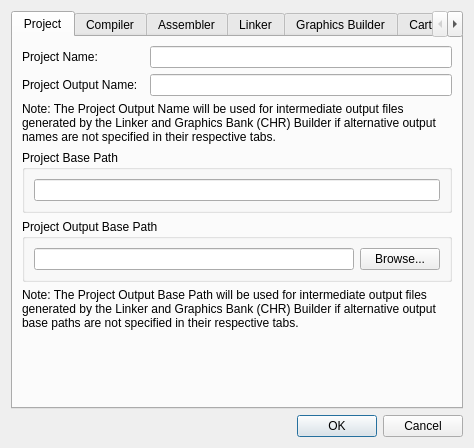
First picture: the form in designers/project_properties/projectpropertiesdialog.ui, repository christopherpow/nesicide, before the edit.
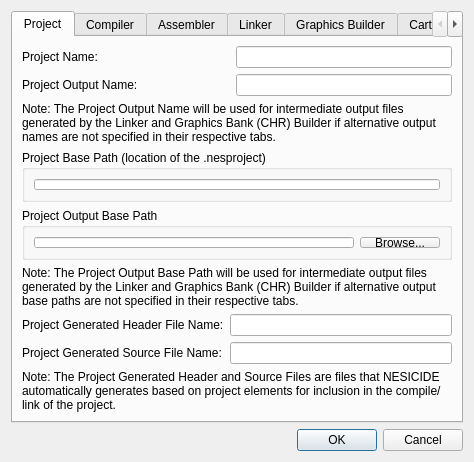
Second picture: the form after the edit. Icons and pictures are not drawn.

Patch:
```diff
--- a/designers/project_properties/projectpropertiesdialog.ui
+++ b/designers/project_properties/projectpropertiesdialog.ui
@@ -10,7 +10,7 @@
     <x>0</x>
     <y>0</y>
     <width>474</width>
-    <height>448</height>
+    <height>462</height>
    </rect>
   </property>
   <property name="windowTitle">
@@ -56,7 +56,7 @@
        <item row="3" column="0" colspan="3">
         <widget class="QGroupBox" name="groupBox_2">
          <property name="title">
-          <string>Project Base Path</string>
+          <string>Project Base Path (location of the .nesproject)</string>
          </property>
          <layout class="QHBoxLayout" name="horizontalLayout_2">
           <item>
@@ -96,7 +96,7 @@
          </layout>
         </widget>
        </item>
-       <item row="6" column="0" colspan="3">
+       <item row="9" column="0" colspan="3">
         <spacer name="verticalSpacer_2">
          <property name="orientation">
           <enum>Qt::Vertical</enum>
@@ -139,6 +139,36 @@
          </property>
         </widget>
        </item>
+       <item row="6" column="0">
+        <widget class="QLabel" name="label_27">
+         <property name="text">
+          <string>Project Generated Header File Name:</string>
+         </property>
+        </widget>
+       </item>
+       <item row="7" column="0">
+        <widget class="QLabel" name="label_28">
+         <property name="text">
+          <string>Project Generated Source File Name:</string>
+         </property>
+        </widget>
+       </item>
+       <item row="6" column="1" colspan="2">
+        <widget class="QLineEdit" name="projectHeaderName"/>
+       </item>
+       <item row="7" column="1" colspan="2">
+        <widget class="QLineEdit" name="projectSourceName"/>
+       </item>
+       <item row="8" column="0" colspan="3">
+        <widget class="QLabel" name="label_29">
+         <property name="text">
+          <string>Note: The Project Generated Header and Source Files are files that NESICIDE automatically generates based on project elements for inclusion in the compile/link of the project.</string>
+         </property>
+         <property name="wordWrap">
+          <bool>true</bool>
+         </property>
+        </widget>
+       </item>
       </layout>
      </widget>
      <widget class="QWidget" name="compilerTab">
```
